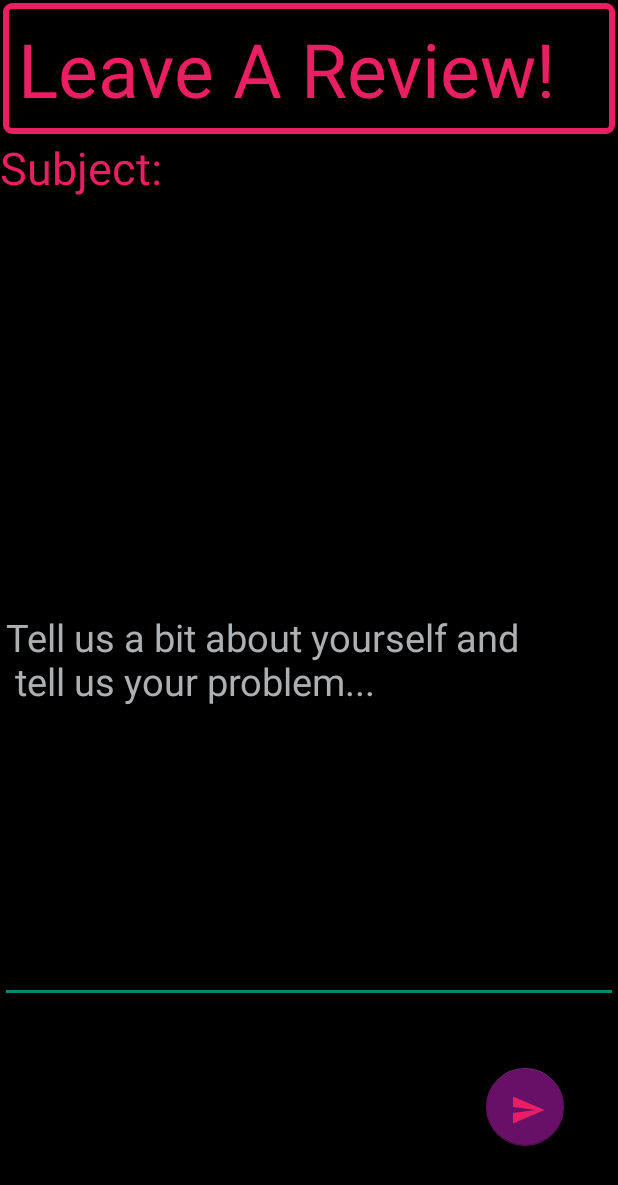
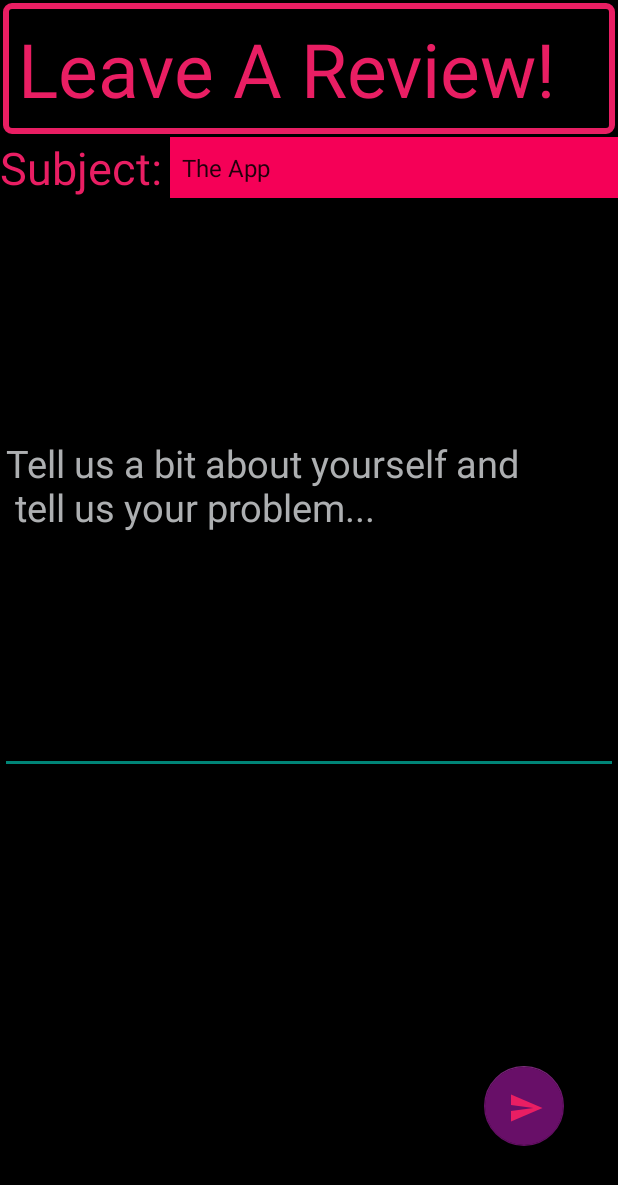
Before and after one commit to dcit202Andriod/GROUP13, an Android app: the reviews screen opened directly, with no data from a screen before it, on a phone screen of 412 x 824 dp. Shown: the top 1185 px of the screen. Run offline under Robolectric (Android 15) with nearby library versions, the phone set to English and light mode, and no system bars.

Commit message:
review section can send emails

```diff
--- a/app/src/main/res/layout/activity_cweath_des.xml
+++ b/app/src/main/res/layout/activity_cweath_des.xml
@@ -115,8 +115,9 @@
         android:id="@+id/button7"
         android:layout_width="wrap_content"
         android:layout_height="wrap_content"
+        android:layout_marginBottom="10dp"
+        android:onClick="onClickProceed"
         android:text="Proceed"
-        android:onClick="onClickProceed"
         app:layout_constraintBottom_toBottomOf="parent"
         app:layout_constraintEnd_toEndOf="parent"
         app:layout_constraintStart_toStartOf="parent"
--- a/app/src/main/res/layout/activity_login_pro.xml
+++ b/app/src/main/res/layout/activity_login_pro.xml
@@ -31,7 +31,7 @@
             android:layout_marginTop="40dp"
             android:layout_width="match_parent"
             android:layout_height="70dp"
-            android:hint="@string/f_name"
+            android:hint="@string/username"
             android:textColor="@color/black"
             android:background="#FBFBFB"
             android:textColorHint="@color/black"
--- a/app/src/main/res/layout/activity_pent_des.xml
+++ b/app/src/main/res/layout/activity_pent_des.xml
@@ -122,8 +122,9 @@
         android:id="@+id/button7"
         android:layout_width="wrap_content"
         android:layout_height="wrap_content"
+        android:layout_marginBottom="10dp"
+        android:onClick="onClickProceed"
         android:text="Proceed"
-        android:onClick="onClickProceed"
         app:layout_constraintBottom_toBottomOf="parent"
         app:layout_constraintEnd_toEndOf="parent"
         app:layout_constraintStart_toStartOf="parent"
--- a/app/src/main/res/layout/activity_reviews.xml
+++ b/app/src/main/res/layout/activity_reviews.xml
@@ -30,28 +30,29 @@
 
         <TextView
             android:layout_width="wrap_content"
-            android:layout_height="120dp"
+            android:layout_height="wrap_content"
             android:text="Subject:"
             android:textColor="#E91E63"
             android:textSize="30sp" />
 
         <Spinner
+            android:id="@+id/spinner"
             android:layout_width="match_parent"
-            android:layout_height="52dp"
-
+            android:layout_height="match_parent"
+android:background="#F50057"
             android:layout_marginStart="5dp"
             android:entries="@array/reviewSubject" />
     </LinearLayout>
 
     <EditText
-        android:id="@+id/editTextText3"
+        android:id="@+id/reviewEditText"
         android:layout_width="match_parent"
-        android:layout_height="457dp"
+        android:layout_height="384dp"
         android:ems="10"
 
         android:hint="Tell us a bit about yourself and \n tell us your problem..."
         android:inputType="text"
-        android:textColor="@color/black"
+        android:textColor="#F50057"
         android:textColorHint="#ADAFB1"
         android:textSize="25sp" />
 
@@ -61,10 +62,11 @@
 
         <com.google.android.material.floatingactionbutton.FloatingActionButton
             android:id="@+id/floatingActionButton"
-            android:layout_width="52dp"
-            android:layout_height="59dp"
+            android:layout_width="53dp"
+            android:layout_height="81dp"
             android:layout_marginEnd="36dp"
             android:layout_marginBottom="60dp"
+            android:onClick="onClickSendrev"
             android:clickable="true"
             app:backgroundTint="#680F68"
             app:layout_constraintBottom_toBottomOf="parent"
```
Also changed, not shown: app/src/main/AndroidManifest.xml (+10 -1 lines), app/src/main/java/com/hfad/lastone/reviews.java (+40 -0 lines).
